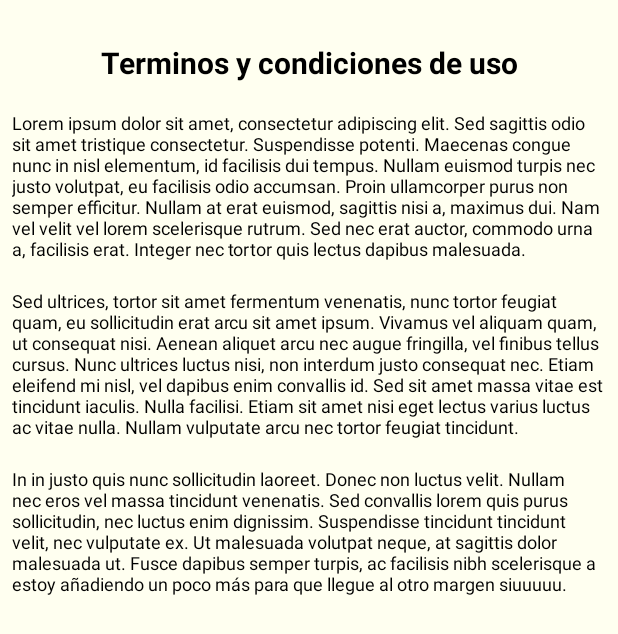
After one commit to KenjiMurakami/ProyectoCompuMovil, an Android app: the layout activity_terms.xml on its own in the app's theme, with its tools: preview values and no code run, on a phone screen of 412 x 824 dp. The commit adds this screen. Shown: the top 634 px of the screen. Run offline under Robolectric (Android 15) with nearby library versions, the phone set to English and light mode, and no system bars.

Commit message:
creación del terminos y condiciones y sus strings

```diff
--- /dev/null
+++ b/app/src/main/res/layout/activity_terms.xml
@@ -0,0 +1,44 @@
+<?xml version="1.0" encoding="utf-8"?>
+<LinearLayout xmlns:android="http://schemas.android.com/apk/res/android"
+    xmlns:app="http://schemas.android.com/apk/res-auto"
+    xmlns:tools="http://schemas.android.com/tools"
+    android:layout_width="match_parent"
+    android:layout_height="match_parent"
+    android:orientation="vertical"
+    android:background="@color/BlancoAmarillo">
+
+    <TextView
+        android:id="@+id/terms"
+        style="@style/viewCustom"
+        android:paddingTop="20dp"
+        android:gravity="center_horizontal"
+        android:text="@string/terms"
+        android:textStyle="bold"
+        android:textSize="20sp"
+        android:textColor="@color/black"/>
+    <TextView
+        android:id="@+id/terms1"
+        style="@style/viewCustom"
+        android:paddingTop="2dp"
+        android:gravity="left"
+        android:text="@string/terms1"
+        android:textSize="12sp"
+        android:textColor="@color/black"/>
+    <TextView
+        android:id="@+id/terms2"
+        style="@style/viewCustom"
+        android:paddingTop="2dp"
+        android:gravity="left"
+        android:text="@string/terms2"
+        android:textSize="12sp"
+        android:textColor="@color/black"/>
+
+    <TextView
+        android:id="@+id/terms3"
+        style="@style/viewCustom"
+        android:paddingTop="2dp"
+        android:gravity="left"
+        android:text="@string/terms3"
+        android:textSize="12sp"
+        android:textColor="@color/black"/>
+</LinearLayout>
--- a/app/src/main/res/values/strings.xml
+++ b/app/src/main/res/values/strings.xml
@@ -15,4 +15,9 @@
     <string name="google">Google</string>
     <string name="facebook">Facebook</string>
 
+    <string name="terms1">Lorem ipsum dolor sit amet, consectetur adipiscing elit. Sed sagittis odio sit amet tristique consectetur. Suspendisse potenti. Maecenas congue nunc in nisl elementum, id facilisis dui tempus. Nullam euismod turpis nec justo volutpat, eu facilisis odio accumsan. Proin ullamcorper purus non semper efficitur. Nullam at erat euismod, sagittis nisi a, maximus dui. Nam vel velit vel lorem scelerisque rutrum. Sed nec erat auctor, commodo urna a, facilisis erat. Integer nec tortor quis lectus dapibus malesuada.</string>
+    <string name="terms2">Sed ultrices, tortor sit amet fermentum venenatis, nunc tortor feugiat quam, eu sollicitudin erat arcu sit amet ipsum. Vivamus vel aliquam quam, ut consequat nisi. Aenean aliquet arcu nec augue fringilla, vel finibus tellus cursus. Nunc ultrices luctus nisi, non interdum justo consequat nec. Etiam eleifend mi nisl, vel dapibus enim convallis id. Sed sit amet massa vitae est tincidunt iaculis. Nulla facilisi. Etiam sit amet nisi eget lectus varius luctus ac vitae nulla. Nullam vulputate arcu nec tortor feugiat tincidunt.</string>
+    <string name="terms3">In in justo quis nunc sollicitudin laoreet. Donec non luctus velit. Nullam nec eros vel massa tincidunt venenatis. Sed convallis lorem quis purus sollicitudin, nec luctus enim dignissim. Suspendisse tincidunt tincidunt velit, nec vulputate ex. Ut malesuada volutpat neque, at sagittis dolor malesuada ut. Fusce dapibus semper turpis, ac facilisis nibh scelerisque a estoy añadiendo un poco más para que llegue al otro margen siuuuuu.</string>
+    <string name="terms4">Nunc eleifend, orci a laoreet auctor, neque est finibus est, vel suscipit massa nisi nec erat. Suspendisse potenti. Suspendisse laoreet odio ligula, nec sagittis sem fermentum non. Sed pellentesque mauris ac odio ultricies dictum. Curabitur in bibendum velit. Etiam interdum mi vel risus scelerisque, eu bibendum quam ultrices. Vivamus vehicula lacus nec cursus laoreet. Sed condimentum malesuada eros, nec tempor nisl ullamcorper eu. Suspendisse eget nisi euismod, posuere lectus in, suscipit ligula. Integer non odio ac elit cursus luctus eu vel velit. Aenean rhoncus eu odio id luctus. Vestibulum ante ipsum primis in faucibus orci luctus et ultrices posuere cubilia Curae; Duis a velit volutpat, lobortis sapien eu, feugiat erat. Sed sit amet risus vestibulum, dapibus mi eget, convallis tellus. Fusce cursus orci sit amet eleifend malesuada. Nam hendrerit elit eu ipsum eleifend, nec vehicula sem tristique.</string>
+
 </resources>
```
